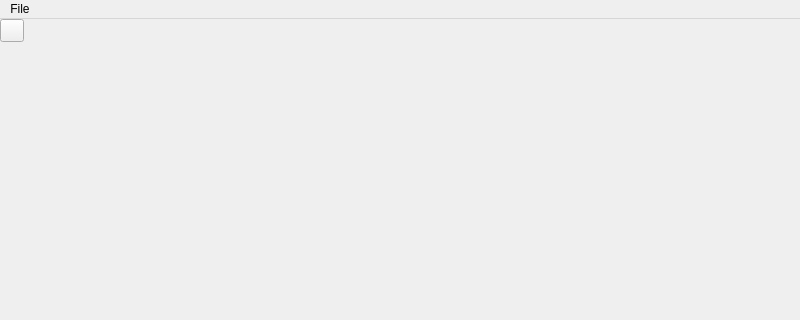
theCheeseboard/theSlate, file application/mainwindow.ui: the form before one commit; both pictures show x 0 to 800 and y 0 to 320 of the 800 by 600 pixel window.
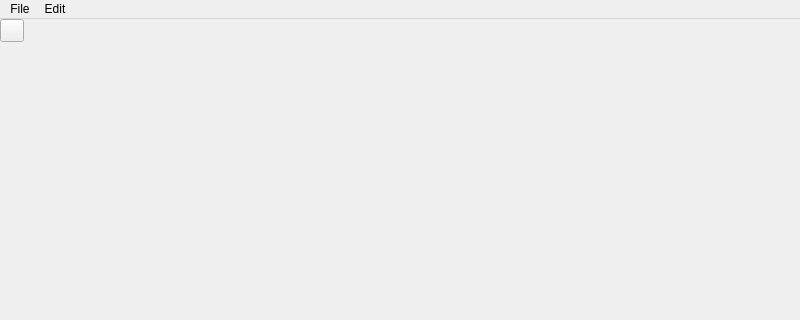
The form after the commit. Icons and pictures are not drawn. Custom widgets are drawn as their Qt base class.

Diff of the .ui file:
```diff
--- a/application/mainwindow.ui
+++ b/application/mainwindow.ui
@@ -125,7 +125,15 @@
     <addaction name="separator"/>
     <addaction name="actionExit"/>
    </widget>
+   <widget class="QMenu" name="menuEdit">
+    <property name="title">
+     <string>Edit</string>
+    </property>
+    <addaction name="actionUndo"/>
+    <addaction name="actionRedo"/>
+   </widget>
    <addaction name="menuFile"/>
+   <addaction name="menuEdit"/>
   </widget>
   <action name="actionExit">
    <property name="icon">
```
Left out of the diff: 22 changed lines with no effect on the pictures.
